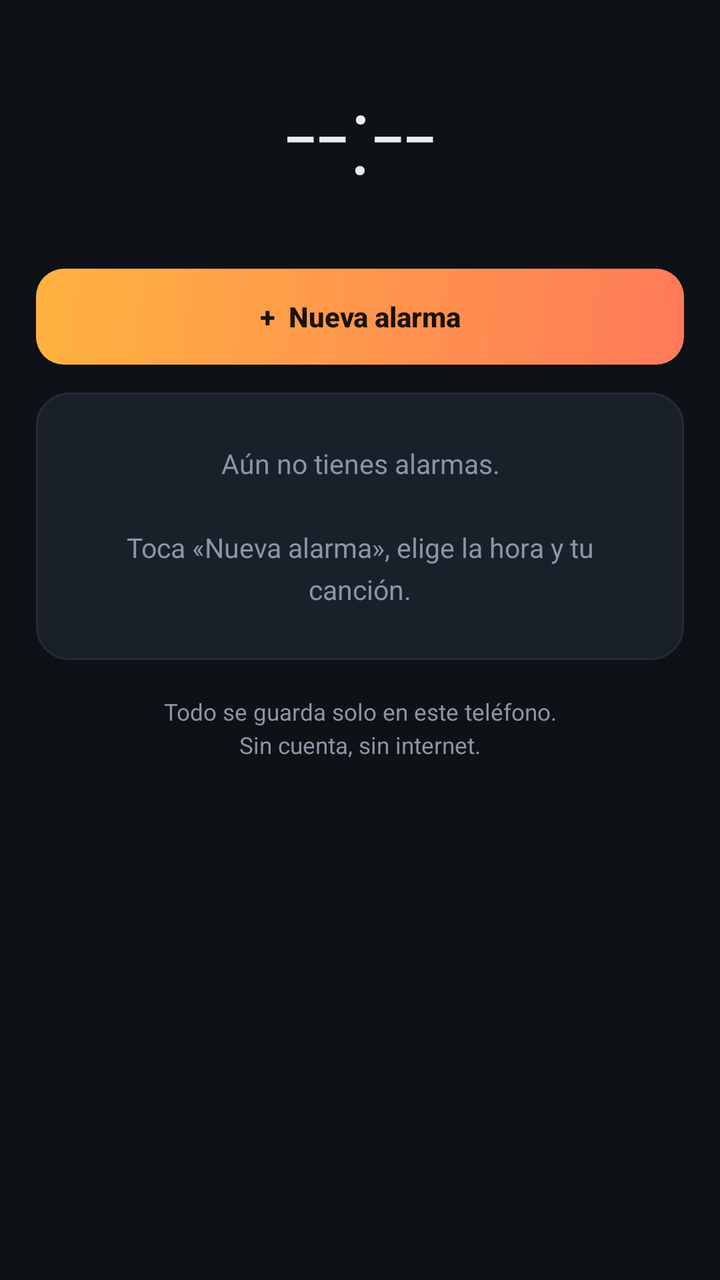
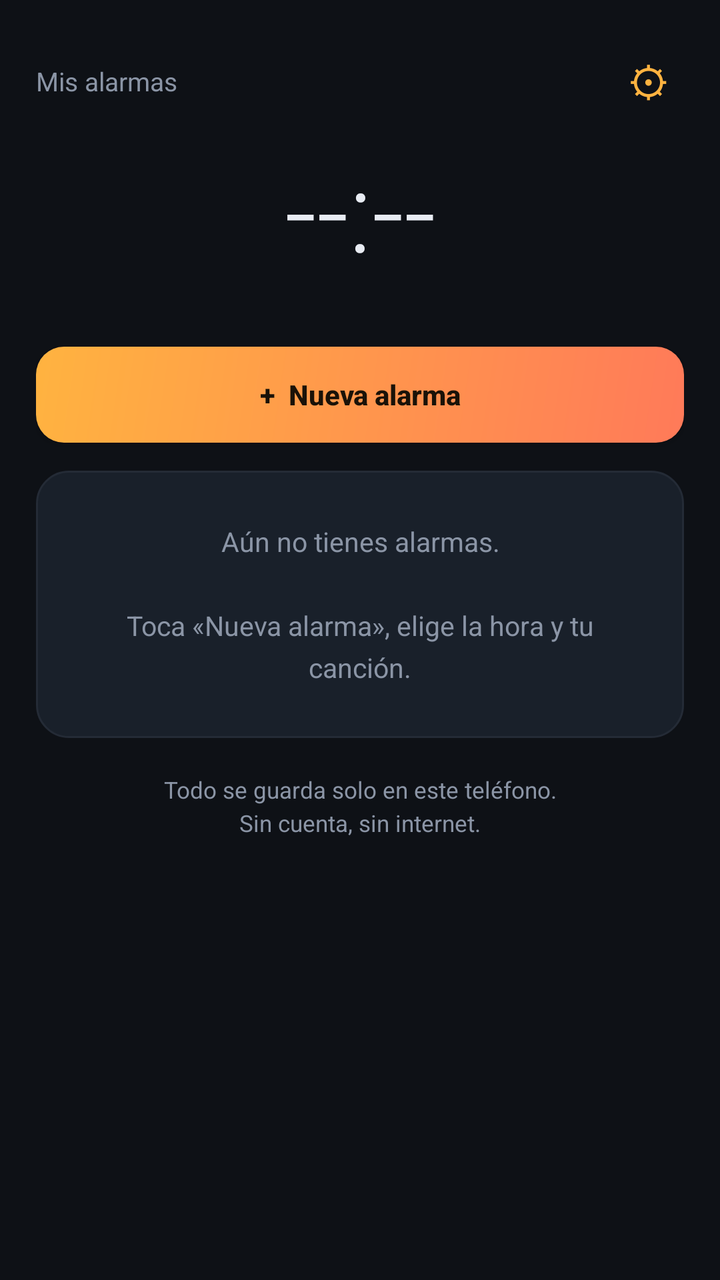

The first picture is an Android layout as it rendered before a commit; the second is the same layout after the commit. The layout source and the unified diff follow.
<!-- AndroidManifest.xml: application theme AppTheme -->
<!-- res/layout/activity_main.xml -->
<?xml version="1.0" encoding="utf-8"?>
<LinearLayout xmlns:android="http://schemas.android.com/apk/res/android"
    android:layout_width="match_parent"
    android:layout_height="match_parent"
    android:orientation="vertical"
    android:background="@color/bg"
    android:padding="18dp">

    <TextView
        android:id="@+id/clock"
        android:layout_width="match_parent"
        android:layout_height="wrap_content"
        android:gravity="center"
        android:text="--:--"
        android:textColor="@color/txt"
        android:textSize="56sp"
        android:fontFamily="sans-serif-light"
        android:paddingTop="10dp" />

    <TextView
        android:id="@+id/today"
        android:layout_width="match_parent"
        android:layout_height="wrap_content"
        android:gravity="center"
        android:textColor="@color/dim"
        android:textSize="13sp"
        android:paddingBottom="14dp" />

    <TextView
        android:id="@+id/btnPerms"
        android:layout_width="match_parent"
        android:layout_height="wrap_content"
        android:visibility="gone"
        android:background="@drawable/bg_warn"
        android:text="⚠  Toca aquí: falta un permiso para que la alarma suene puntual"
        android:textColor="@color/accent"
        android:textSize="12.5sp"
        android:padding="12dp"
        android:layout_marginBottom="12dp" />

    <Button
        android:id="@+id/btnNew"
        android:layout_width="match_parent"
        android:layout_height="wrap_content"
        android:text="+  Nueva alarma"
        android:textColor="#1A1208"
        android:textStyle="bold"
        android:textAllCaps="false"
        android:background="@drawable/btn_primary"
        android:layout_marginBottom="14dp" />

    <ScrollView
        android:layout_width="match_parent"
        android:layout_height="0dp"
        android:layout_weight="1"
        android:scrollbars="none">

        <LinearLayout
            android:layout_width="match_parent"
            android:layout_height="wrap_content"
            android:orientation="vertical">

            <TextView
                android:id="@+id/emptyText"
                android:layout_width="match_parent"
                android:layout_height="wrap_content"
                android:background="@drawable/bg_card"
                android:gravity="center"
                android:padding="26dp"
                android:lineSpacingExtra="5dp"
                android:text="Aún no tienes alarmas.\n\nToca «Nueva alarma», elige la hora y tu canción."
                android:textColor="@color/dim"
                android:textSize="13.5sp" />

            <LinearLayout
                android:id="@+id/alarmList"
                android:layout_width="match_parent"
                android:layout_height="wrap_content"
                android:orientation="vertical" />

            <TextView
                android:layout_width="match_parent"
                android:layout_height="wrap_content"
                android:gravity="center"
                android:paddingTop="18dp"
                android:paddingBottom="8dp"
                android:lineSpacingExtra="3dp"
                android:text="Todo se guarda solo en este teléfono.\nSin cuenta, sin internet."
                android:textColor="@color/dim"
                android:textSize="11.5sp" />
        </LinearLayout>
    </ScrollView>
</LinearLayout>
<!-- resources referenced by this layout -->
<resources>
  <color name="accent">#FFFFB340</color>
  <color name="bg">#FF0E1116</color>
  <color name="dim">#FF8B95A6</color>
  <color name="txt">#FFE8ECF3</color>
  <!-- drawable bg_card (drawable) -->
  <?xml version="1.0" encoding="utf-8"?>
  <shape xmlns:android="http://schemas.android.com/apk/res/android" android:shape="rectangle">
      <solid android:color="@color/card" />
      <stroke android:width="1dp" android:color="@color/line" />
      <corners android:radius="16dp" />
  </shape>
  <!-- drawable bg_warn (drawable) -->
  <?xml version="1.0" encoding="utf-8"?>
  <shape xmlns:android="http://schemas.android.com/apk/res/android" android:shape="rectangle">
      <solid android:color="#22FFB340" />
      <stroke android:width="1dp" android:color="#55FFB340" />
      <corners android:radius="12dp" />
  </shape>
  <!-- drawable btn_primary (drawable) -->
  <?xml version="1.0" encoding="utf-8"?>
  <shape xmlns:android="http://schemas.android.com/apk/res/android" android:shape="rectangle">
      <gradient android:startColor="@color/accent" android:endColor="@color/accent2" android:angle="315" />
      <corners android:radius="14dp" />
  </shape>
  <style name="AppTheme" parent="Theme.AppCompat.NoActionBar">
          <item name="colorPrimary">@color/accent</item>
          <item name="colorPrimaryDark">@color/bg</item>
          <item name="colorAccent">@color/accent</item>
          <item name="android:windowBackground">@color/bg</item>
          <item name="android:statusBarColor">@color/bg</item>
          <item name="android:navigationBarColor">@color/bg</item>
          <item name="android:textColor">@color/txt</item>
          <item name="android:textColorPrimary">@color/txt</item>
          <item name="android:textColorSecondary">@color/dim</item>
      </style>
  <color name="card">#FF19202A</color>
  <color name="line">#FF242B36</color>
  <color name="accent2">#FFFF7A59</color>
</resources>

<!-- the commit's change to res/layout/activity_main.xml (unified diff, before → after) -->
@@ -3,8 +3,34 @@
     android:layout_width="match_parent"
     android:layout_height="match_parent"
     android:orientation="vertical"
-    android:background="@color/bg"
+    android:background="?attr/fondo"
     android:padding="18dp">
+
+    <LinearLayout
+        android:layout_width="match_parent"
+        android:layout_height="wrap_content"
+        android:orientation="horizontal"
+        android:gravity="center_vertical">
+
+        <TextView
+            android:layout_width="0dp"
+            android:layout_height="wrap_content"
+            android:layout_weight="1"
+            android:text="Mis alarmas"
+            android:textColor="?attr/tenue"
+            android:textSize="13sp" />
+
+        <TextView
+            android:id="@+id/btnAjustes"
+            android:layout_width="wrap_content"
+            android:layout_height="wrap_content"
+            android:text="⚙"
+            android:textColor="?attr/acento"
+            android:textSize="21sp"
+            android:padding="8dp"
+            android:clickable="true"
+            android:focusable="true" />
+    </LinearLayout>
 
     <TextView
         android:id="@+id/clock"
@@ -12,17 +38,17 @@
         android:layout_height="wrap_content"
         android:gravity="center"
         android:text="--:--"
-        android:textColor="@color/txt"
+        android:textColor="?attr/texto"
         android:textSize="56sp"
         android:fontFamily="sans-serif-light"
-        android:paddingTop="10dp" />
+        android:paddingTop="4dp" />
 
     <TextView
         android:id="@+id/today"
         android:layout_width="match_parent"
         android:layout_height="wrap_content"
         android:gravity="center"
-        android:textColor="@color/dim"
+        android:textColor="?attr/tenue"
         android:textSize="13sp"
         android:paddingBottom="14dp" />
 
@@ -33,7 +59,7 @@
         android:visibility="gone"
         android:background="@drawable/bg_warn"
         android:text="⚠  Toca aquí: falta un permiso para que la alarma suene puntual"
-        android:textColor="@color/accent"
+        android:textColor="?attr/acento"
         android:textSize="12.5sp"
         android:padding="12dp"
         android:layout_marginBottom="12dp" />
@@ -69,7 +95,7 @@
                 android:padding="26dp"
                 android:lineSpacingExtra="5dp"
                 android:text="Aún no tienes alarmas.\n\nToca «Nueva alarma», elige la hora y tu canción."
-                android:textColor="@color/dim"
+                android:textColor="?attr/tenue"
                 android:textSize="13.5sp" />
 
             <LinearLayout
@@ -86,7 +112,7 @@
                 android:paddingBottom="8dp"
                 android:lineSpacingExtra="3dp"
                 android:text="Todo se guarda solo en este teléfono.\nSin cuenta, sin internet."
-                android:textColor="@color/dim"
+                android:textColor="?attr/tenue"
                 android:textSize="11.5sp" />
         </LinearLayout>
     </ScrollView>
<!-- resource entries referenced after the edit -->
@@ -1,42 +1,54 @@
 <!-- resources referenced by this layout -->
 <resources>
-  <color name="accent">#FFFFB340</color>
-  <color name="bg">#FF0E1116</color>
-  <color name="dim">#FF8B95A6</color>
-  <color name="txt">#FFE8ECF3</color>
   <!-- drawable bg_card (drawable) -->
   <?xml version="1.0" encoding="utf-8"?>
   <shape xmlns:android="http://schemas.android.com/apk/res/android" android:shape="rectangle">
-      <solid android:color="@color/card" />
-      <stroke android:width="1dp" android:color="@color/line" />
+      <solid android:color="?attr/tarjeta" />
+      <stroke android:width="1dp" android:color="?attr/linea" />
       <corners android:radius="16dp" />
   </shape>
   <!-- drawable bg_warn (drawable) -->
   <?xml version="1.0" encoding="utf-8"?>
   <shape xmlns:android="http://schemas.android.com/apk/res/android" android:shape="rectangle">
-      <solid android:color="#22FFB340" />
-      <stroke android:width="1dp" android:color="#55FFB340" />
+      <solid android:color="?attr/campo" />
+      <stroke android:width="1dp" android:color="?attr/acento" />
       <corners android:radius="12dp" />
   </shape>
   <!-- drawable btn_primary (drawable) -->
   <?xml version="1.0" encoding="utf-8"?>
   <shape xmlns:android="http://schemas.android.com/apk/res/android" android:shape="rectangle">
-      <gradient android:startColor="@color/accent" android:endColor="@color/accent2" android:angle="315" />
+      <gradient android:startColor="?attr/acento" android:endColor="?attr/acento2" android:angle="315" />
       <corners android:radius="14dp" />
   </shape>
-  <style name="AppTheme" parent="Theme.AppCompat.NoActionBar">
-          <item name="colorPrimary">@color/accent</item>
-          <item name="colorPrimaryDark">@color/bg</item>
-          <item name="colorAccent">@color/accent</item>
-          <item name="android:windowBackground">@color/bg</item>
-          <item name="android:statusBarColor">@color/bg</item>
-          <item name="android:navigationBarColor">@color/bg</item>
-          <item name="android:textColor">@color/txt</item>
-          <item name="android:textColorPrimary">@color/txt</item>
-          <item name="android:textColorSecondary">@color/dim</item>
+  <style name="AppTheme" parent="Tema.Ambar" />
+  <style name="Tema.Ambar" parent="Base">
+          <item name="acento">#FFB340</item>
+          <item name="acento2">#FF7A59</item>
+          <item name="fondo">#0E1116</item>
+          <item name="tarjeta">#19202A</item>
+          <item name="linea">#242B36</item>
+          <item name="campo">#0F141C</item>
+          <item name="texto">#E8ECF3</item>
+          <item name="tenue">#8B95A6</item>
+          <item name="anillo">#150F0A</item>
       </style>
-  <color name="card">#FF19202A</color>
-  <color name="line">#FF242B36</color>
-  <color name="accent2">#FFFF7A59</color>
+  <style name="Base" parent="Theme.AppCompat.NoActionBar">
+          <item name="colorPrimary">?attr/acento</item>
+          <item name="colorPrimaryDark">?attr/fondo</item>
+          <item name="colorAccent">?attr/acento</item>
+          <item name="android:windowBackground">?attr/fondo</item>
+          <item name="android:statusBarColor">?attr/fondo</item>
+          <item name="android:navigationBarColor">?attr/fondo</item>
+          <item name="android:textColor">?attr/texto</item>
+          <item name="android:textColorPrimary">?attr/texto</item>
+          <item name="android:textColorSecondary">?attr/tenue</item>
+          <item name="android:windowAnimationStyle">@style/Animaciones</item>
+      </style>
+  <style name="Animaciones" parent="android:Animation.Activity">
+          <item name="android:activityOpenEnterAnimation">@android:anim/fade_in</item>
+          <item name="android:activityOpenExitAnimation">@android:anim/fade_out</item>
+          <item name="android:activityCloseEnterAnimation">@android:anim/fade_in</item>
+          <item name="android:activityCloseExitAnimation">@android:anim/fade_out</item>
+      </style>
 </resources>
 
